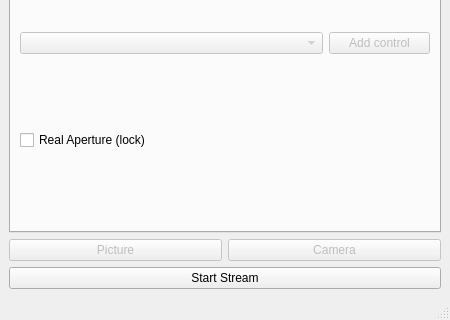
The window that src/gui/mainwindow.ui (david-polak/dslr-webcam) describes before a commit, drawn with Qt 5; both pictures show x 0 to 450 and y 180 to 500 of the 450 by 500 pixel window.
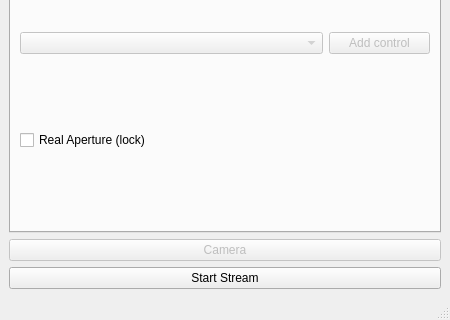
The same window after the commit. The open tabs and pages were chosen to show the change.

```diff
--- a/src/gui/mainwindow.ui
+++ b/src/gui/mainwindow.ui
@@ -134,22 +134,6 @@
     </item>
     <item>
      <layout class="QHBoxLayout" name="horizontalLayout_2">
-      <item>
-       <widget class="QPushButton" name="pictureBtn">
-        <property name="enabled">
-         <bool>false</bool>
-        </property>
-        <property name="text">
-         <string>Picture</string>
-        </property>
-        <property name="checkable">
-         <bool>true</bool>
-        </property>
-        <property name="flat">
-         <bool>false</bool>
-        </property>
-       </widget>
-      </item>
       <item>
        <widget class="QPushButton" name="cameraBtn">
         <property name="enabled">
```
Left out of the diff: 2 changed lines with no effect on the pictures.
